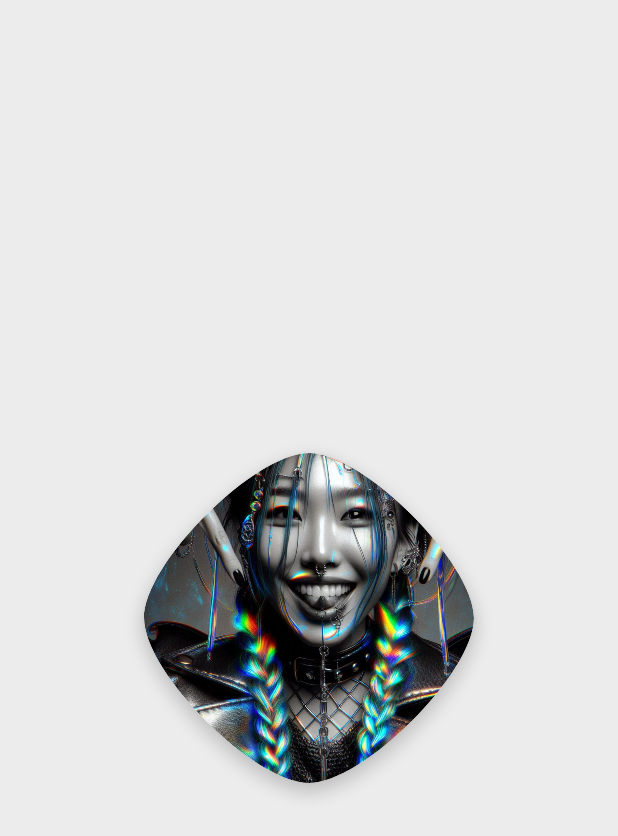
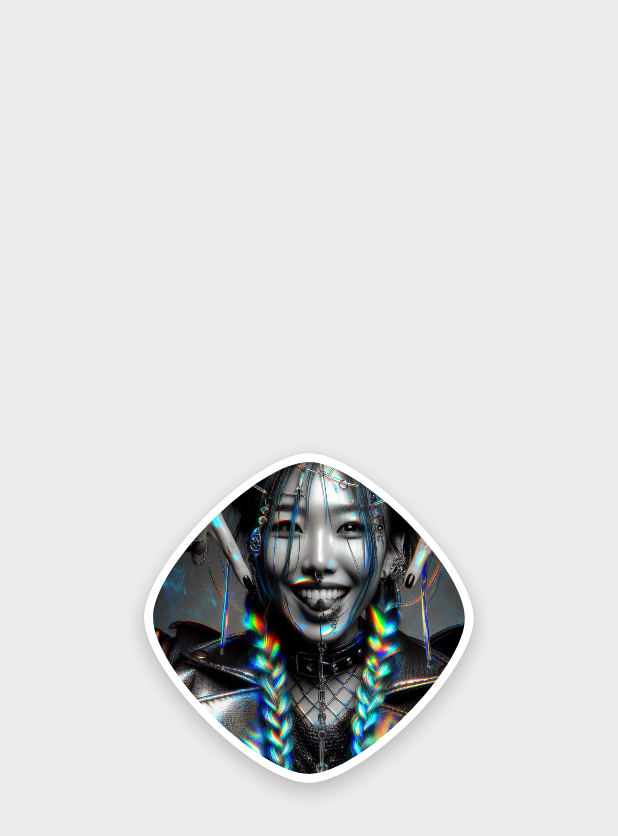
Before and after one commit to JumpingKeyCaps/BulgedComposeShaper, an Android app built with Jetpack Compose: the screen it shows after launch (MainActivity), on a phone screen of 412 x 824 dp. Shown: the top 836 px of the screen. Run offline under Robolectric (Android 15) with nearby library versions, the phone set to English and light mode, and no system bars.

Commit message:
feature(main/): reset the default demo screen.

```diff
--- a/app/src/main/java/com/lebaillyapp/bulgedcomposeshaper/MainActivity.kt
+++ b/app/src/main/java/com/lebaillyapp/bulgedcomposeshaper/MainActivity.kt
@@ -80,9 +80,9 @@ class MainActivity : ComponentActivity() {
                        // 1 - Simple use demo
                      //  BulgedShapeDemo(modifier = Modifier.align(Alignment.Center))
                        // 2 - Animated demo
-                     //  BulgedAnimShapeDemo(modifier = Modifier.align(Alignment.Center))
+                       BulgedAnimShapeDemo(modifier = Modifier.align(Alignment.Center))
                        // 3 - Animated demo with idle mode
-                     BulgedAnimFullDemo(modifier = Modifier.align(Alignment.Center))
+                  //   BulgedAnimFullDemo(modifier = Modifier.align(Alignment.Center))
 
                        // 4 - Animated demo blob
                        /**
```
